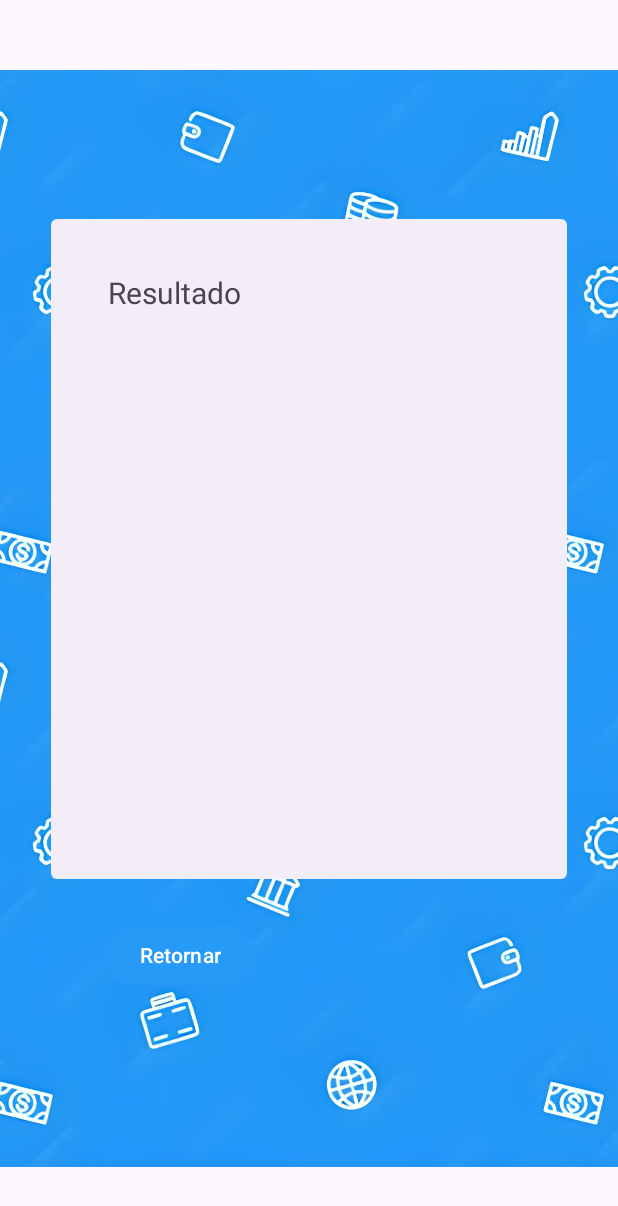
After one commit to Paulo395/Financas, an Android app: the ResultadoActivity screen opened directly, with no data from a screen before it, on a phone screen of 412 x 824 dp. The commit adds this screen. Shown: the top 1206 px of the screen. Run offline under Robolectric (Android 15) with nearby library versions, the phone set to English and light mode, and no system bars.

Commit message:
Nova Activity

```diff
--- a/app/src/main/AndroidManifest.xml
+++ b/app/src/main/AndroidManifest.xml
@@ -12,6 +12,9 @@
         android:supportsRtl="true"
         android:theme="@style/Theme.Financas"
         tools:targetApi="31">
+        <activity
+            android:name=".ResultadoActivity"
+            android:exported="false" />
         <activity
             android:name=".DespesaActivity"
             android:exported="false" />
--- a/app/src/main/java/com/example/financas/FinancaActivity.kt
+++ b/app/src/main/java/com/example/financas/FinancaActivity.kt
@@ -35,33 +35,21 @@ class FinancaActivity : AppCompatActivity() {
         }
 
         btnCalcular.setOnClickListener {
-            calcularGastos()
-        }
-    }
+            // Obter o valor do EditText (salario)
+            val salarioStr = salario.text.toString()
 
-    private fun calcularGastos() {
-        val salarioStr = salario.text.toString()
+            // Verificar se o valor não está vazio
+            if (salarioStr.isNotEmpty()) {
+                val salarioDouble = salarioStr.toDouble()
 
-        if (salarioStr.isNotEmpty()) {
-            val salario = salarioStr.toDouble()
-            val porcentagemGastos = (totalGastos / salario) * 100
-            var mensagem = ""
-
-            // Lógica para recomendação com base nos gastos
-            if (totalGastos == 0.0) {
-                mensagem = "Você não cadastrou nenhuma despesa!."
+                // Criar a Intent e passar o Double como extra
+                val intent = Intent(this, ResultadoActivity::class.java)
+                intent.putExtra("salario", salarioDouble)
+                intent.putExtra("totalGastos", totalGastos)
+                startActivity(intent)
             } else {
-                mensagem = when {
-                    porcentagemGastos <= 30 -> "Você está economizando bem!"
-                    porcentagemGastos <= 50 -> "Situação normal."
-                    porcentagemGastos <= 100 -> "Considere economizar."
-                    else -> "Seus gastos passaram do seu salario, considere economizar."
-                }
+                txtResultado.text = "Digite um valor de salário antes de calcular."
             }
-
-            txtResultado.text = mensagem
-        } else {
-            txtResultado.text = "Digite o salário antes de calcular."
         }
     }
 }
--- /dev/null
+++ b/app/src/main/java/com/example/financas/ResultadoActivity.kt
@@ -0,0 +1,53 @@
+package com.example.financas
+
+import android.content.Intent
+import androidx.appcompat.app.AppCompatActivity
+import android.os.Bundle
+import android.widget.Button
+import android.widget.TextView
+
+class ResultadoActivity : AppCompatActivity() {
+    private var totalGastos: Double = 0.0
+    private var salario: Double = 0.0
+    private lateinit var txtResultado: TextView
+    private lateinit var btnRetornar: Button
+
+    override fun onCreate(savedInstanceState: Bundle?) {
+        super.onCreate(savedInstanceState)
+        setContentView(R.layout.activity_resultado)
+
+        txtResultado = findViewById(R.id.txtResultado)
+        btnRetornar = findViewById(R.id.btnRetornar)
+
+        val extras = intent.extras
+        if (extras != null && extras.containsKey("totalGastos")) {
+            totalGastos = extras.getDouble("totalGastos")
+            salario = extras.getDouble("salario")
+            calcularGastos()
+        }
+
+        btnRetornar.setOnClickListener {
+            val intent = Intent(this, FinancaActivity::class.java)
+            startActivity(intent)
+        }
+    }
+
+    private fun calcularGastos() {
+        val porcentagemGastos = (totalGastos / salario) * 100
+        var mensagem = ""
+
+        // Lógica para recomendação com base nos gastos
+        if (totalGastos == 0.0) {
+            mensagem = "Você não cadastrou nenhuma despesa!."
+        } else {
+            mensagem = when {
+                porcentagemGastos <= 30 -> "Você está economizando bem!"
+                porcentagemGastos <= 50 -> "Situação normal."
+                porcentagemGastos <= 100 -> "Considere economizar."
+                else -> "Seus gastos passaram do seu salario, considere economizar."
+            }
+        }
+
+        txtResultado.text = mensagem
+    }
+}
--- /dev/null
+++ b/app/src/main/res/layout/activity_resultado.xml
@@ -0,0 +1,68 @@
+<?xml version="1.0" encoding="utf-8"?>
+<androidx.constraintlayout.widget.ConstraintLayout xmlns:android="http://schemas.android.com/apk/res/android"
+    xmlns:app="http://schemas.android.com/apk/res-auto"
+    xmlns:tools="http://schemas.android.com/tools"
+    android:layout_width="match_parent"
+    android:layout_height="match_parent"
+    tools:context=".ResultadoActivity">
+
+    <ImageView
+        android:id="@+id/backgroundImage"
+        android:layout_width="0dp"
+        android:layout_height="731dp"
+        android:scaleType="centerCrop"
+        android:src="@drawable/background"
+        app:layout_constraintBottom_toBottomOf="parent"
+        app:layout_constraintEnd_toEndOf="parent"
+        app:layout_constraintStart_toStartOf="parent"
+        app:layout_constraintTop_toTopOf="parent" />
+
+    <ImageView
+        android:id="@+id/imageView2"
+        android:layout_width="0dp"
+        android:layout_height="440dp"
+        android:layout_marginStart="34dp"
+        android:layout_marginTop="146dp"
+        android:layout_marginEnd="34dp"
+        android:layout_marginBottom="145dp"
+        app:layout_constraintBottom_toBottomOf="@+id/backgroundImage"
+        app:layout_constraintEnd_toEndOf="parent"
+        app:layout_constraintHorizontal_bias="0.0"
+        app:layout_constraintStart_toStartOf="parent"
+        app:layout_constraintTop_toTopOf="parent"
+        app:layout_constraintVertical_bias="0.0"
+        app:srcCompat="?attr/popupMenuBackground" />
+
+    <TextView
+        android:id="@+id/textView2"
+        android:layout_width="wrap_content"
+        android:layout_height="wrap_content"
+        android:layout_marginStart="38dp"
+        android:layout_marginTop="35dp"
+        android:text="Resultado"
+        android:textSize="20dp"
+        app:layout_constraintStart_toStartOf="@+id/imageView2"
+        app:layout_constraintTop_toTopOf="@+id/imageView2" />
+
+    <TextView
+        android:id="@+id/txtResultado"
+        android:layout_width="268dp"
+        android:layout_height="177dp"
+        android:layout_marginTop="276dp"
+        app:layout_constraintEnd_toEndOf="@+id/imageView2"
+        app:layout_constraintStart_toStartOf="@+id/imageView2"
+        app:layout_constraintTop_toTopOf="parent" />
+
+    <Button
+        android:id="@+id/btnRetornar"
+        android:layout_width="wrap_content"
+        android:layout_height="wrap_content"
+        android:layout_marginStart="69dp"
+        android:layout_marginEnd="46dp"
+        android:layout_marginBottom="163dp"
+        android:backgroundTint="#279AF7"
+        android:text="Retornar"
+        app:layout_constraintBottom_toBottomOf="parent"
+        app:layout_constraintStart_toStartOf="parent" />
+
+</androidx.constraintlayout.widget.ConstraintLayout>
```
